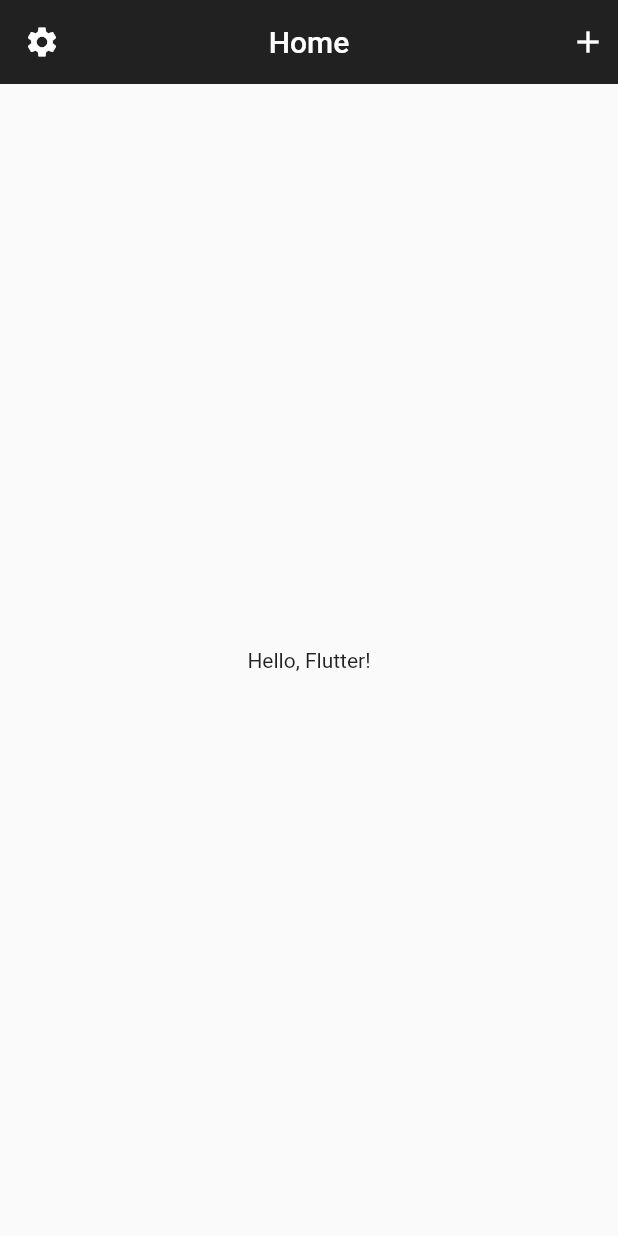
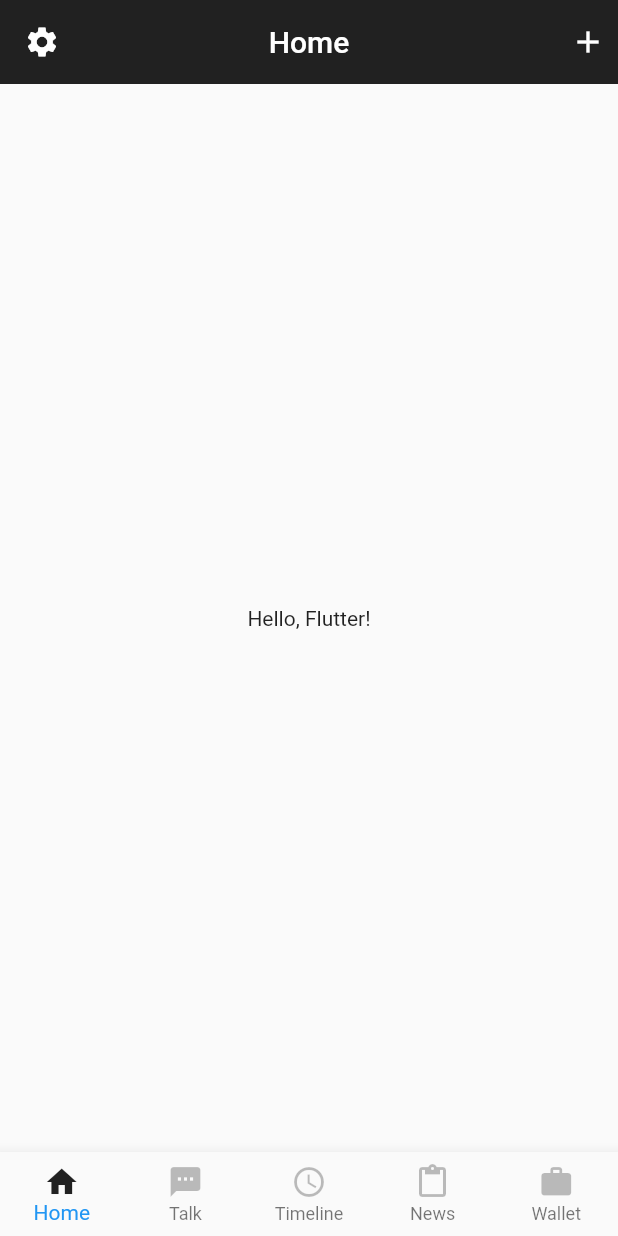
Before and after one commit to Saginoya-nm7/Flutter-Tutiroal-app, a Flutter app: the screen it shows after launch, on a phone screen of 412 x 824 dp. Run offline on Flutter 3.47's test engine with Material 2 defaults, Android fonts, the phone set to English and light mode, and no system bars.

Commit message:
[Add] Footerの追加、外部化

```diff
--- /dev/null
+++ b/lib/footer.dart
@@ -0,0 +1,87 @@
+import 'package:flutter/material.dart';
+
+class Footer extends StatefulWidget{
+  const Footer();
+
+  @override
+  _Footer createState() => _Footer();
+}
+
+class _Footer extends State<Footer> {
+  int _selectedIndex = 0;
+  final _bottomNavigationBarItems = <BottomNavigationBarItem>[];
+
+  // Icon Info
+  static const _footerIcons = [
+    Icons.home,
+    Icons.textsms,
+    Icons.access_time,
+    Icons.content_paste,
+    Icons.work
+  ];
+
+  static const _footerItemNames = [
+    "Home",
+    "Talk",
+    "Timeline",
+    "News",
+    "Wallet",
+  ];
+
+  BottomNavigationBarItem _updateActivateState(int index) {
+    return BottomNavigationBarItem(
+      icon: Icon(
+        _footerIcons[index],
+        color: Colors.black87,
+      ),
+      title: Text(
+        _footerItemNames[index],
+        style: TextStyle(
+          color: Colors.black87,
+        ),
+      )
+    );
+  }
+
+  BottomNavigationBarItem _updateDeactivateState(int index) {
+    return BottomNavigationBarItem(
+      icon: Icon(
+        _footerIcons[index],
+        color: Colors.black26,
+      ),
+      title: Text(
+        _footerItemNames[index],
+        style: TextStyle(
+          color: Colors.black26,
+        ),
+      ),
+    );
+  }
+
+  @override
+  void initState() {
+    super.initState();
+    _bottomNavigationBarItems.add(_updateActivateState(0));
+    for (var i=1; i<_footerItemNames.length; i++){
+      _bottomNavigationBarItems.add(_updateDeactivateState(i));
+    }
+  }
+
+  void _onItemTapped(int index) {
+    setState(() {
+      _bottomNavigationBarItems[_selectedIndex] = _updateDeactivateState(_selectedIndex);
+      _bottomNavigationBarItems[index] = _updateActivateState(index);
+      _selectedIndex = index;
+    });
+  }
+
+  @override
+  Widget build(BuildContext context) {
+    return BottomNavigationBar(
+      type: BottomNavigationBarType.fixed,
+      items: _bottomNavigationBarItems,
+      currentIndex: _selectedIndex,
+      onTap: _onItemTapped,
+    );
+  }
+}
--- a/lib/main.dart
+++ b/lib/main.dart
@@ -1,5 +1,6 @@
 import "package:flutter/material.dart";
 import "header.dart";
+import "footer.dart";
 
 void main() {
   runApp(App());
@@ -15,6 +16,7 @@ class App extends StatelessWidget {
         body: Center(
             child: Text("Hello, Flutter!"),
         ),
+        bottomNavigationBar: Footer(),
       ),
     );
   }
```
